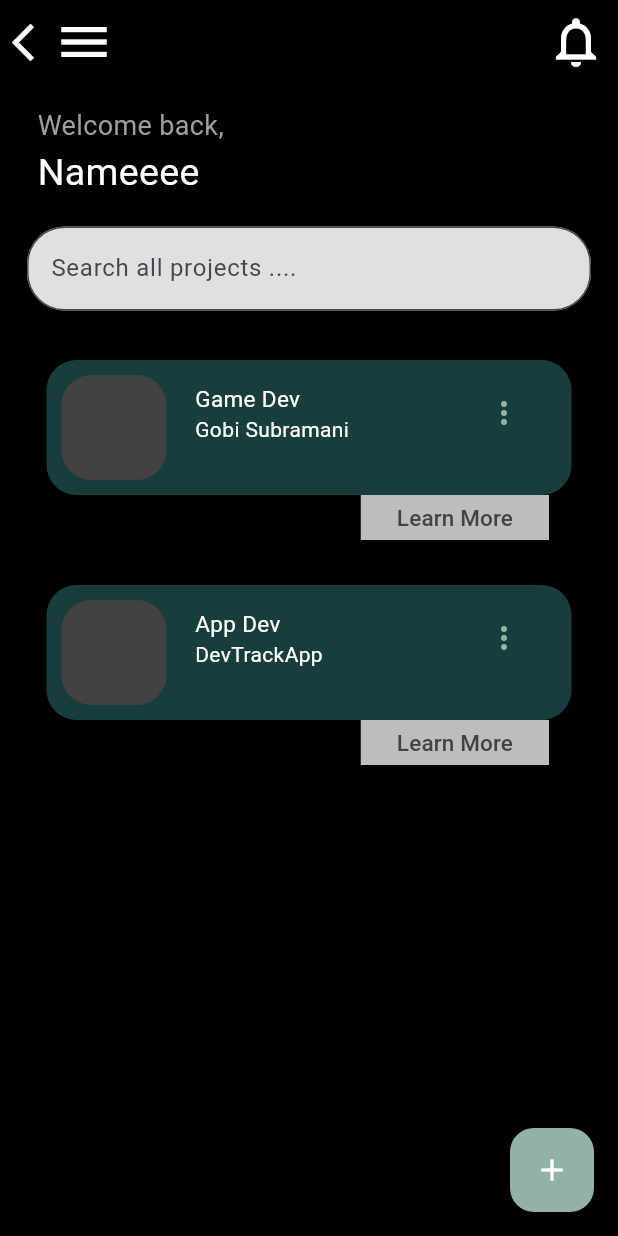
After one commit to AtulRyy/Dev-Track-App, a Flutter app: the screen it shows after launch, after a tap on "Management Project View Page", on a phone screen of 412 x 824 dp. The commit adds this screen. Run offline on Flutter 3.47's test engine with Material 3 defaults, Android fonts, the phone set to English and light mode, and no system bars; our stand-ins replace google_fonts, readmore.

Commit message:
mgmt previous projects page refined and color corrected

```diff
--- a/frontend/lib/pages/home.dart
+++ b/frontend/lib/pages/home.dart
@@ -1,4 +1,5 @@
 import 'package:dev_track_app/components/bottomNav.dart';
+import 'package:dev_track_app/pages/mgmt_previous_projects/mgmg_prev_projects.dart';
 import 'package:dev_track_app/pages/previous_projects.dart';
 import 'package:dev_track_app/pages/splashscreen.dart';
 import 'package:dev_track_app/pages/confirm_page.dart';
@@ -180,6 +181,31 @@ class HomePag extends StatelessWidget {
               },
               child: const Text("Tracker Page"),
             ),
+            ElevatedButton(
+              style: ElevatedButton.styleFrom(
+                backgroundColor: Colors.teal,
+                foregroundColor: Colors.white,
+                shadowColor: Colors.blueAccent,
+                elevation: 5,
+                shape: RoundedRectangleBorder(
+                  borderRadius: BorderRadius.circular(30.0),
+                ),
+                padding:
+                const EdgeInsets.symmetric(horizontal: 20, vertical: 15),
+                textStyle: const TextStyle(
+                  fontSize: 18,
+                  fontWeight: FontWeight.bold,
+                ),
+              ),
+              onPressed: () {
+                Navigator.push(
+                    context,
+                    MaterialPageRoute(
+                        builder: (context) =>MgmtPreviousProjects()));
+              },
+              child: const Text("Management Project View Page"),
+            ),
+
           ],
         ),
       ),
--- /dev/null
+++ b/frontend/lib/pages/mgmt_previous_projects/mgmg_prev_projects.dart
@@ -0,0 +1,261 @@
+import 'package:flutter/material.dart';
+
+import 'projects_card.dart';
+
+class MgmtPreviousProjects extends StatefulWidget {
+  const MgmtPreviousProjects({super.key});
+
+  @override
+  State<MgmtPreviousProjects> createState() => _MgmtPreviousProjectsState();
+}
+
+
+class _MgmtPreviousProjectsState extends State<MgmtPreviousProjects> {
+  List<Data> posts = [
+    Data(
+      domain_name: 'Game Dev ',
+
+      content: 'Gobi Subramani',
+    ),
+    Data(
+      domain_name: 'App Dev ',
+
+      content: 'DevTrackApp ',
+    ),
+  ];
+  void _updateState() {
+    setState(() {});
+  }
+
+  void _deleteState() {
+    setState(() {});
+  }
+
+  void _addState(String cap, String con) {
+    setState(() {
+      posts.insert(0, Data(domain_name: cap, content: con));
+    });
+  }
+
+  @override
+  Widget build(BuildContext context) {
+    TextEditingController _domainAdder = TextEditingController();
+    TextEditingController _contentAdder = TextEditingController();
+    String newdom = '.';
+    String newcon = '.';
+
+    return SafeArea(
+        child: Scaffold(
+          backgroundColor: Colors.black,
+          appBar: AppBar(
+            foregroundColor: Colors.white,
+
+            leading: Container(
+              child: Row(
+                mainAxisSize: MainAxisSize.min,
+                children: [
+                  Expanded(
+                    child: IconButton(
+                      onPressed: () {
+                        Navigator.pop(context);
+                      },
+                      icon: Icon(
+                        Icons.arrow_back_ios,
+                        size: 30,
+                      ),
+                    ),
+                  ),
+                  Expanded(
+                    child: Builder(
+                      builder: (context) => IconButton(
+                        icon: Icon(
+                          Icons.menu,
+                          size: 40,
+                        ),
+                        onPressed: () {
+                          Scaffold.of(context).openDrawer();
+                        },
+                      ),
+                    ),
+                  ),
+                ],
+              ),
+            ),
+            backgroundColor: Colors.black,
+            actions: <Widget>[
+              IconButton(
+                onPressed: () {},
+                icon: Icon(
+                  Icons.notifications_none,
+                  size: 40,
+                ),
+              )
+            ],
+          ),
+          drawer: Drawer(
+            child: ListView(
+              padding: EdgeInsets.zero,
+              children: [
+                const DrawerHeader(
+                  decoration: BoxDecoration(
+                    color: Colors.grey,
+                  ),
+                  child: Text('Drawer Header'),
+                ),
+                ListTile(
+                  leading: Icon(
+                    Icons.home,
+                  ),
+                  title: const Text('1'),
+                  onTap: () {
+                    Navigator.pop(context);
+                  },
+                ),
+                ListTile(
+                  leading: Icon(
+                    Icons.train,
+                  ),
+                  title: const Text('2'),
+                  onTap: () {
+                    Navigator.pop(context);
+                  },
+                ),
+              ],
+            ),
+          ),
+          body: Column(
+            children: [
+              Container(
+                width: double.infinity,
+                child: Column(
+                  crossAxisAlignment: CrossAxisAlignment.start,
+                  children: [
+                    Padding(
+                      padding: const EdgeInsets.fromLTRB(25, 15, 15, 0),
+                      child: Column(
+                        crossAxisAlignment: CrossAxisAlignment.start,
+                        mainAxisAlignment: MainAxisAlignment.start,
+                        children: [
+                          Text(
+                            'Welcome back,',
+                            style: TextStyle(fontSize: 18, color: Colors.grey),
+                          ),
+                          Text(
+                            'Nameeee',
+                            style: TextStyle(fontSize: 25,color: Colors.white),
+                          ),
+                        ],
+                      ),
+                    ),
+                    Padding(
+                      padding: const EdgeInsets.all(18.0),
+                      child: TextField(
+                        decoration: InputDecoration(
+                          filled: true,
+                          fillColor: Colors.grey[300],
+                          labelText: 'Search all projects ....',
+                          // suffixIcon: Icon(Icons.search),
+                          border: OutlineInputBorder(
+                            borderRadius: BorderRadius.circular(25.0),
+                          ),
+                        ),
+                      ),
+                    ),
+                  ],
+                ),
+              ),
+              SingleChildScrollView(
+                child: Column(
+                  children: [
+                    ListView.builder(
+                      shrinkWrap: true,
+                      itemCount: posts.length,
+                      itemBuilder: (context, index) {
+                        return ProjectsCard(
+                            posts, index, context, _updateState, _deleteState);
+                      },
+                    ),
+                  ],
+                ),
+              )
+            ],
+          ),
+          floatingActionButton: FloatingActionButton(
+            onPressed: () {
+              showDialog(
+                context: context,
+                builder: (BuildContext context) {
+                  return Dialog(
+                    child: ClipRRect(
+                      borderRadius: BorderRadius.circular(15),
+                      child: Container(
+                        padding: EdgeInsets.all(20),
+                        child: Column(
+                          mainAxisSize: MainAxisSize.min,
+                          children: [
+                            TextField(
+                              controller: _domainAdder,
+                              cursorColor: Colors.black45,
+                              style: TextStyle(color: Colors.black),
+                              decoration: InputDecoration(
+                                labelText: 'Add Caption',
+                                labelStyle: TextStyle(color: Colors.black45),
+                                enabledBorder: UnderlineInputBorder(
+                                  borderSide: BorderSide(color: Colors.black38),
+                                ),
+                                focusedBorder: UnderlineInputBorder(
+                                  borderSide: BorderSide(color: Colors.black45),
+                                ),
+                              ),
+                            ),
+                            TextField(
+                              controller: _contentAdder,
+                              cursorColor: Colors.black45,
+                              style: TextStyle(color: Colors.black),
+                              decoration: InputDecoration(
+                                labelText: 'Add Content',
+                                labelStyle: TextStyle(color: Colors.black45),
+                                enabledBorder: UnderlineInputBorder(
+                                  borderSide: BorderSide(color: Colors.black38),
+                                ),
+                                focusedBorder: UnderlineInputBorder(
+                                  borderSide: BorderSide(color: Colors.black45),
+                                ),
+                              ),
+                            ),
+                            SizedBox(height: 20),
+                            ElevatedButton(
+                              onPressed: () {
+                                newdom = _domainAdder.text;
+                                newcon = _contentAdder.text;
+                                _addState(newdom, newcon);
+                                Navigator.of(context).pop();
+                              },
+                              child: Text(
+                                'done',
+                                style: TextStyle(color: Colors.white),
+                              ),
+                              style: ElevatedButton.styleFrom(
+                                backgroundColor:
+                                Color(0xFF93B1A6), // Custom button color
+                              ),
+                            ),
+                          ],
+                        ),
+                      ),
+                    ),
+                  );
+                },
+              );
+            },
+            backgroundColor: Color(0xFF93B1A6),
+            child: Icon(
+              Icons.add,
+              color: Colors.white,
+            ),
+          ),
+        )
+    );
+
+  }
+}
--- /dev/null
+++ b/frontend/lib/pages/mgmt_previous_projects/projects_card.dart
@@ -0,0 +1,229 @@
+import 'package:flutter/material.dart';
+
+import '../specific_project.dart';
+
+
+class Data {
+  String domain_name;
+
+  String content;
+
+  Data(
+      {required this.domain_name,
+
+        required this.content});
+}
+
+Widget ProjectsCard(List<Data> projectlist, int index, BuildContext contextt,
+    Function onUpdate, Function onDelete) {
+  TextEditingController _domainController =
+  TextEditingController(text: projectlist[index].domain_name);
+  TextEditingController _contentController =
+  TextEditingController(text: projectlist[index].content);
+
+  return Padding(
+    padding: const EdgeInsets.fromLTRB(0, 15, 0, 15),
+    child: Column(
+      children: [
+        Container(
+          decoration: BoxDecoration(
+            borderRadius: BorderRadius.circular(20),
+            color: Color.fromRGBO(24, 61, 61, 1),
+          ),
+          height: 90,
+          width: 350,
+          child: Padding(
+            padding: const EdgeInsets.only(
+              left: 10,
+            ),
+            child: Stack(
+              children: [
+                Row(
+                  children: [
+                    Container(
+                      decoration: BoxDecoration(
+                        borderRadius: BorderRadius.circular(20),
+                        color: Colors.grey[800],
+                      ),
+                      height: 70,
+                      width: 70,
+                    ),
+                    SizedBox(
+                      width: 19,
+                    ),
+                    Column(
+                      crossAxisAlignment: CrossAxisAlignment.start,
+                      children: [
+                        SizedBox(
+                          height: 15,
+                        ),
+                        Text(
+                          projectlist[index].domain_name,
+                          style: TextStyle(fontSize: 15,color: Colors.white),
+                        ),
+                        Text(projectlist[index].content,style: TextStyle(color: Colors.white),),
+                      ],
+                    ),
+                  ],
+                ),
+                Positioned(
+                  right: 20,
+                  top: 10,
+                  child: Container(
+                    height: 50,
+                    width: 50,
+
+                    child: Container(
+                      width: 30,
+                      child: PopupMenuButton<int>(
+                        offset: Offset(0, 40),
+                        shape: RoundedRectangleBorder(borderRadius: BorderRadius.circular(10)),
+                        itemBuilder: (context) => [
+                          PopupMenuItem(
+                              child: Row(
+                                children: [
+                                  Icon(
+                                    Icons.edit,
+                                    color: Color(0xFF93B1A6),
+                                  ),
+                                  SizedBox(
+                                    width: 5,
+                                  ),
+                                  Text('Edit'),
+                                ],
+                              ),
+                              onTap: () {
+                                showDialog(
+                                  context: contextt,
+                                  builder: (BuildContext context) {
+                                    return Dialog(
+                                      shape: RoundedRectangleBorder(
+                                        borderRadius: BorderRadius.circular(15),
+                                      ),
+                                      child: Container(
+                                        padding: EdgeInsets.all(20),
+                                        child: Column(
+                                          mainAxisSize: MainAxisSize.min,
+                                          children: [
+                                            TextField(
+                                              controller: _domainController,
+                                              cursorColor: Colors.black45,
+                                              style: TextStyle(color: Colors.black),
+                                              decoration: InputDecoration(
+                                                labelText: 'Edit Caption',
+                                                labelStyle: TextStyle(
+                                                    color: Colors.black45),
+                                                enabledBorder: UnderlineInputBorder(
+                                                  borderSide: BorderSide(
+                                                      color: Colors.black38),
+                                                ),
+                                                focusedBorder: UnderlineInputBorder(
+                                                  borderSide: BorderSide(
+                                                      color: Colors.black45),
+                                                ),
+                                              ),
+                                            ),
+                                            TextField(
+                                              controller: _contentController,
+                                              cursorColor: Colors.black45,
+                                              style: TextStyle(color: Colors.black),
+                                              decoration: InputDecoration(
+                                                labelText: 'Edit Content',
+                                                labelStyle: TextStyle(
+                                                    color: Colors.black45),
+                                                enabledBorder: UnderlineInputBorder(
+                                                  borderSide: BorderSide(
+                                                      color: Colors.black38),
+                                                ),
+                                                focusedBorder: UnderlineInputBorder(
+                                                  borderSide: BorderSide(
+                                                      color: Colors.black45),
+                                                ),
+                                              ),
+                                            ),
+                                            SizedBox(height: 20),
+                                            ElevatedButton(
+                                              onPressed: () {
+                                                projectlist[index].domain_name =
+                                                    _domainController.text;
+                                                projectlist[index].content =
+                                                    _contentController.text;
+                                                onUpdate();
+                                                Navigator.of(context).pop();
+                                              },
+                                              child: Text(
+                                                'Update',
+                                                style:
+                                                TextStyle(color: Colors.white),
+                                              ),
+                                              style: ElevatedButton.styleFrom(
+                                                backgroundColor: Color(0xFF93B1A6),
+                                              ),
+                                            ),
+                                          ],
+                                        ),
+                                      ),
+                                    );
+                                  },
+                                );
+                              }),
+                          PopupMenuItem(
+                            child: Row(
+                              children: [
+                                Icon(
+                                  Icons.delete,
+                                  color: Color(0xFF93B1A6),
+                                ),
+                                SizedBox(
+                                  width: 5,
+                                ),
+                                Text('Delete'),
+                              ],
+                            ),
+                            onTap: () {
+                              projectlist.removeAt(index);
+                              onDelete();
+                            },
+                          ),
+                        ],
+                        iconColor: Color(0xFF93B1A6),
+                      ),
+
+
+                    ),
+
+
+                  ),
+                ),
+              ],
+            ),
+          ),
+        ),
+        Container(
+          height: 30,
+          width: 320,
+          child: Align(
+            alignment: Alignment.topRight,
+            child: SizedBox(
+              height: double.infinity,
+              child: ElevatedButton(
+                onPressed: () {
+                  Navigator.push(contextt,
+                      MaterialPageRoute(builder: (context) => SpecificProject()));
+                },
+                child: Text(
+                  'Learn More',
+                  style: TextStyle(fontSize: 15, color: Colors.grey[800]),
+                ),
+                style: ElevatedButton.styleFrom(
+                  shape: RoundedRectangleBorder(borderRadius: BorderRadius.zero),
+                  backgroundColor: Colors.grey[400],
+                ),
+              ),
+            ),
+          ),
+        )
+      ],
+    ),
+  );
+}
```
